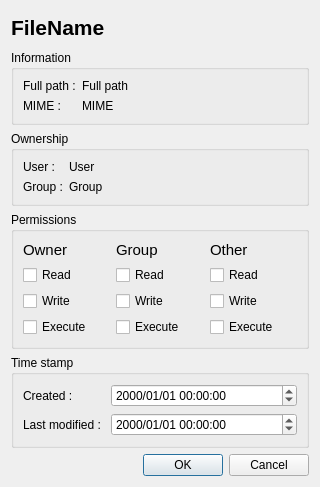
Before: the Qt Designer form fileattributesdialog.ui in haraki/farman, drawn with Qt 5.
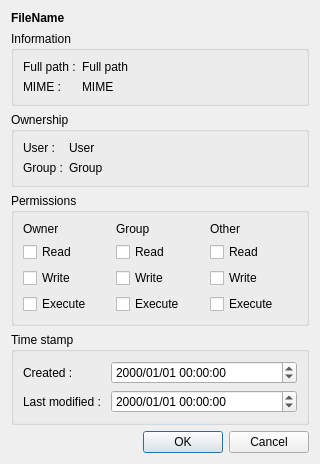
After: the same form once the commit is applied.

Diff of the .ui file:
```diff
--- a/fileattributesdialog.ui
+++ b/fileattributesdialog.ui
@@ -7,9 +7,15 @@
     <x>0</x>
     <y>0</y>
     <width>320</width>
-    <height>487</height>
+    <height>407</height>
    </rect>
   </property>
+  <property name="sizePolicy">
+   <sizepolicy hsizetype="Preferred" vsizetype="Minimum">
+    <horstretch>0</horstretch>
+    <verstretch>0</verstretch>
+   </sizepolicy>
+  </property>
   <property name="windowTitle">
    <string>File attributes</string>
   </property>
@@ -18,8 +24,6 @@
     <widget class="QLabel" name="fileNameLabel">
      <property name="font">
       <font>
-       <pointsize>16</pointsize>
-       <weight>75</weight>
        <bold>true</bold>
       </font>
      </property>
@@ -138,11 +142,6 @@
       </item>
       <item row="0" column="0">
        <widget class="QLabel" name="permissionsOwnerLabel">
-        <property name="font">
-         <font>
-          <pointsize>11</pointsize>
-         </font>
-        </property>
         <property name="text">
          <string>Owner</string>
         </property>
@@ -157,11 +156,6 @@
       </item>
       <item row="0" column="1">
        <widget class="QLabel" name="permissionsGroupLabel">
-        <property name="font">
-         <font>
-          <pointsize>11</pointsize>
-         </font>
-        </property>
         <property name="text">
          <string>Group</string>
         </property>
@@ -169,11 +163,6 @@
       </item>
       <item row="0" column="2">
        <widget class="QLabel" name="permissionsOtherLabel">
-        <property name="font">
-         <font>
-          <pointsize>11</pointsize>
-         </font>
-        </property>
         <property name="text">
          <string>Other</string>
         </property>
```
